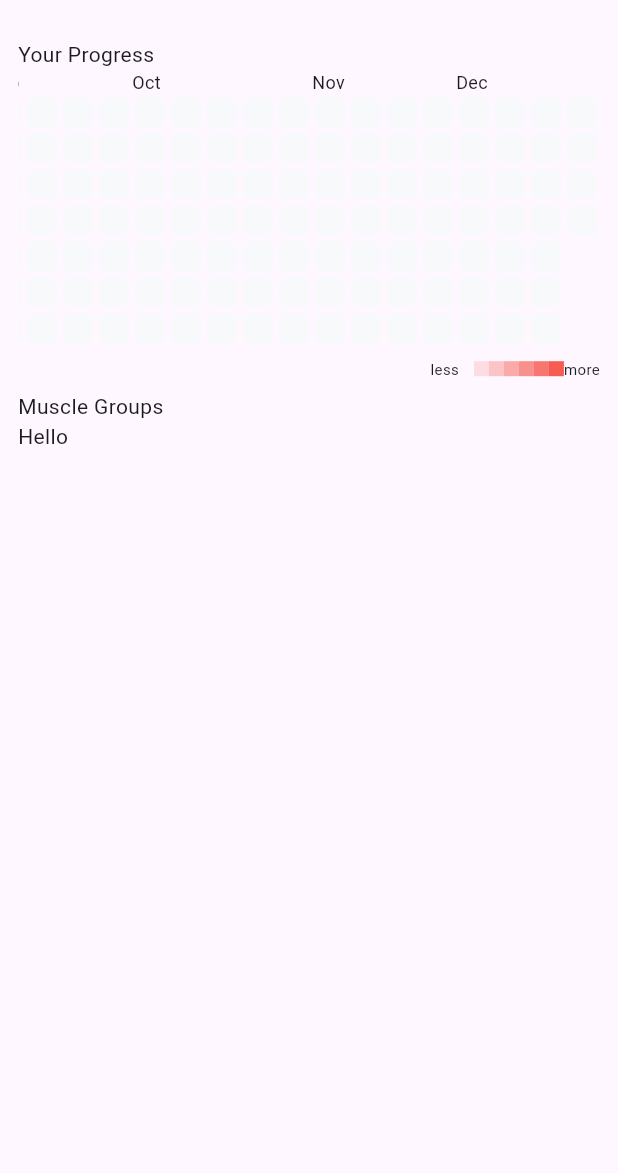
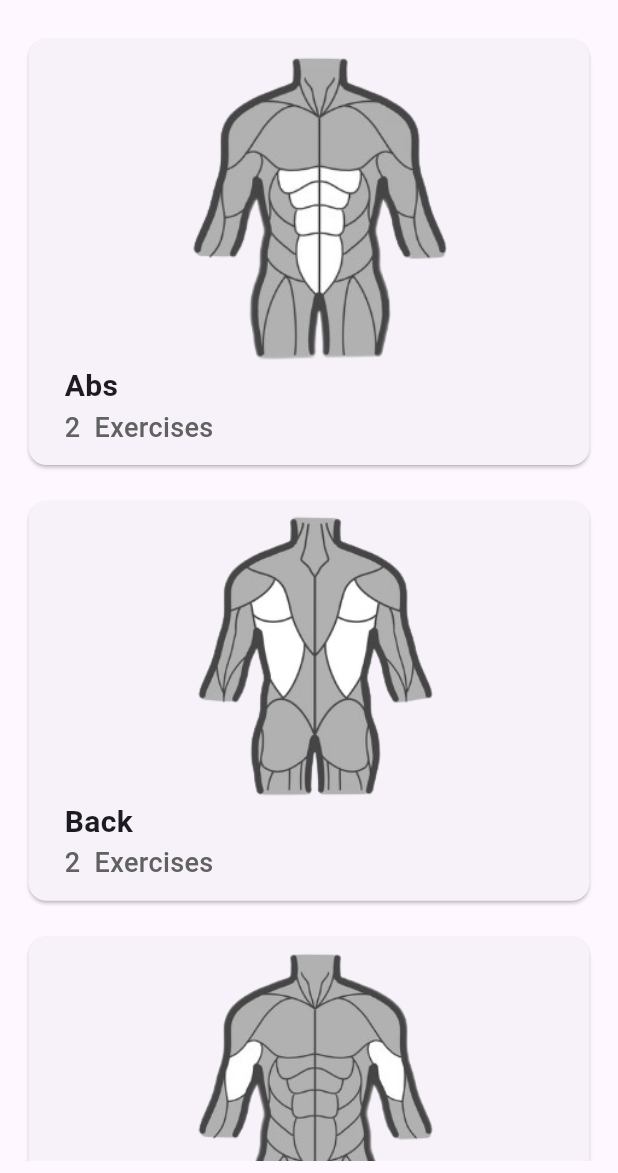
Before and after one commit to Muckesh/flex_it, a Flutter app: the screen it shows after launch, on a phone screen of 412 x 824 dp, the part 63-1236 px from its top. Run offline on Flutter 3.47's test engine with Material 3 defaults, Android fonts, the phone set to English and light mode, and no system bars; drawn by our look-alikes of flutter_heatmap_calendar.

Commit message:
Home Page

```diff
--- /dev/null
+++ b/lib/components/workout_card.dart
@@ -0,0 +1,55 @@
+import 'package:flutter/material.dart';
+
+class WorkoutCard extends StatelessWidget {
+  final String img;
+  final String workout;
+  final int noOfExercises;
+
+  const WorkoutCard({
+    required this.img,
+    required this.noOfExercises,
+    required this.workout,
+    super.key,
+  });
+
+  @override
+  Widget build(BuildContext context) {
+    return Padding(
+      padding: const EdgeInsets.only(bottom: 16.0),
+      child: Card(
+        // color: const Color(0xff242526),
+        child: Padding(
+          padding: const EdgeInsets.only(
+              top: 8.0, left: 8.0, right: 8.0, bottom: 12.0),
+          child: Column(
+            crossAxisAlignment: CrossAxisAlignment.start,
+            children: [
+              Image.asset(img),
+              Container(
+                padding: const EdgeInsets.only(left: 16.0),
+                child: Column(
+                  crossAxisAlignment: CrossAxisAlignment.start,
+                  children: [
+                    Text(
+                      workout,
+                      style: const TextStyle(
+                          fontSize: 20, fontWeight: FontWeight.bold),
+                    ),
+                    Text(
+                      "$noOfExercises  Exercises",
+                      style: TextStyle(
+                        color: Colors.grey.shade700,
+                        fontSize: 18,
+                        fontWeight: FontWeight.w500,
+                      ),
+                    ),
+                  ],
+                ),
+              )
+            ],
+          ),
+        ),
+      ),
+    );
+  }
+}
--- /dev/null
+++ b/lib/data/workout_data.dart
@@ -0,0 +1,214 @@
+import 'package:flex_it/models/exercise.dart';
+import 'package:flex_it/models/workout.dart';
+import 'package:flutter/material.dart';
+
+class WorkoutData extends ChangeNotifier {
+  // list of workouts
+
+  List<Workout> workoutList = [
+    Workout(
+      name: "Abs",
+      img: "assets/images/abs.png",
+      exercises: [
+        Exercise(
+          name: "Crunches",
+          sets: "3",
+          reps: "10",
+        ),
+        Exercise(
+          name: "Russian Twists",
+          sets: "3",
+          reps: "12",
+        ),
+      ],
+    ),
+    Workout(
+      name: "Back",
+      img: "assets/images/back.png",
+      exercises: [
+        Exercise(
+          name: "Diamond Pushups",
+          sets: "3",
+          reps: "12",
+        ),
+        Exercise(
+          name: "Wide Pushups",
+          sets: "3",
+          reps: "12",
+        ),
+      ],
+    ),
+    Workout(
+      name: "Biceps",
+      img: "assets/images/biceps.png",
+      exercises: [],
+    ),
+    Workout(
+      name: "Glutes",
+      img: "assets/images/glutes.png",
+      exercises: [
+        Exercise(
+          name: "Diamond Pushups",
+          sets: "3",
+          reps: "12",
+        ),
+        Exercise(
+          name: "Wide Pushups",
+          sets: "3",
+          reps: "12",
+        ),
+      ],
+    ),
+    Workout(
+      name: "Hamstrings",
+      img: "assets/images/hamstrings.png",
+      exercises: [
+        Exercise(
+          name: "Diamond Pushups",
+          sets: "3",
+          reps: "12",
+        ),
+        Exercise(
+          name: "Wide Pushups",
+          sets: "3",
+          reps: "12",
+        ),
+      ],
+    ),
+    Workout(
+      name: "Lower Back",
+      img: "assets/images/lower_back.png",
+      exercises: [
+        Exercise(
+          name: "Diamond Pushups",
+          sets: "3",
+          reps: "12",
+        ),
+        Exercise(
+          name: "Wide Pushups",
+          sets: "3",
+          reps: "12",
+        ),
+      ],
+    ),
+    Workout(
+      name: "Quadriceps",
+      img: "assets/images/quadriceps.png",
+      exercises: [
+        Exercise(
+          name: "Diamond Pushups",
+          sets: "3",
+          reps: "12",
+        ),
+        Exercise(
+          name: "Wide Pushups",
+          sets: "3",
+          reps: "12",
+        ),
+      ],
+    ),
+    Workout(
+      name: "Shoulders",
+      img: "assets/images/shoulders.png",
+      exercises: [
+        Exercise(
+          name: "Diamond Pushups",
+          sets: "3",
+          reps: "12",
+        ),
+        Exercise(
+          name: "Wide Pushups",
+          sets: "3",
+          reps: "12",
+        ),
+      ],
+    ),
+    Workout(
+      name: "Triceps",
+      img: "assets/images/triceps.png",
+      exercises: [
+        Exercise(
+          name: "Diamond Pushups",
+          sets: "3",
+          reps: "12",
+        ),
+        Exercise(
+          name: "Wide Pushups",
+          sets: "3",
+          reps: "12",
+        ),
+      ],
+    ),
+    Workout(
+      name: "Chest",
+      img: "assets/images/chest.png",
+      exercises: [
+        Exercise(
+          name: "Diamond Pushups",
+          sets: "3",
+          reps: "12",
+        ),
+        Exercise(
+          name: "Wide Pushups",
+          sets: "3",
+          reps: "12",
+        ),
+      ],
+    ),
+  ];
+
+  // get list of workouts
+  List<Workout> getWorkoutList() {
+    return workoutList;
+  }
+
+  // get length of a given workout
+  int numberOfExercisesInWorkout(String workoutName) {
+    Workout relevantWorkout = getRelevantWorkout(workoutName);
+    return relevantWorkout.exercises.length;
+  }
+
+  // add a workout
+  void addWorkout(String name, String img) {
+    workoutList.add(Workout(name: name, img: img, exercises: []));
+    notifyListeners();
+  }
+
+  // add a new exercise to a workout
+  void addExercise(
+      String workoutName, String exerciseName, String sets, String reps) {
+    // fetching the correct workout
+    Workout relevantWorkout = getRelevantWorkout(workoutName);
+    relevantWorkout.exercises
+        .add(Exercise(name: exerciseName, reps: reps, sets: sets));
+    notifyListeners();
+  }
+
+  // check off exercise
+  void checkOffExercise(String workoutName, String exerciseName) {
+    // fetch correct workout and exercise
+    Exercise relevantExercise = getRelevantExercise(workoutName, exerciseName);
+
+    // checking off boolean to indicate completion status
+    relevantExercise.isCompleted = !relevantExercise.isCompleted;
+
+    notifyListeners();
+  }
+
+  // return relevant workout object from a given workout name
+  Workout getRelevantWorkout(String workoutName) {
+    Workout relevantWorkout =
+        workoutList.firstWhere((workout) => workout.name == workoutName);
+    return relevantWorkout;
+  }
+
+  // return relevant workout object from a given workout name and exercise name
+  Exercise getRelevantExercise(String workoutName, String exerciseName) {
+    // find relevant workout
+    Workout relevantWorkout = getRelevantWorkout(workoutName);
+    // find relevant exercise
+    Exercise relevantExercise = relevantWorkout.exercises
+        .firstWhere((exercise) => exercise.name == exerciseName);
+    return relevantExercise;
+  }
+}
--- a/lib/main.dart
+++ b/lib/main.dart
@@ -1,5 +1,7 @@
+import 'package:flex_it/data/workout_data.dart';
 import 'package:flex_it/pages/home_page.dart';
 import 'package:flutter/material.dart';
+import 'package:provider/provider.dart';
 
 void main() {
   runApp(const MyApp());
@@ -11,28 +13,12 @@ class MyApp extends StatelessWidget {
   // This widget is the root of your application.
   @override
   Widget build(BuildContext context) {
-    return const MaterialApp(
-      title: 'Flutter Demo',
-      // theme: ThemeData(
-      //   // This is the theme of your application.
-      //   //
-      //   // TRY THIS: Try running your application with "flutter run". You'll see
-      //   // the application has a purple toolbar. Then, without quitting the app,
-      //   // try changing the seedColor in the colorScheme below to Colors.green
-      //   // and then invoke "hot reload" (save your changes or press the "hot
-      //   // reload" button in a Flutter-supported IDE, or press "r" if you used
-      //   // the command line to start the app).
-      //   //
-      //   // Notice that the counter didn't reset back to zero; the application
-      //   // state is not lost during the reload. To reset the state, use hot
-      //   // restart instead.
-      //   //
-      //   // This works for code too, not just values: Most code changes can be
-      //   // tested with just a hot reload.
-      //   colorScheme: ColorScheme.fromSeed(seedColor: Colors.deepPurple),
-      //   useMaterial3: true,
-      // ),
-      home: HomePage(),
+    return ChangeNotifierProvider(
+      create: (context) => WorkoutData(),
+      child: const MaterialApp(
+        debugShowCheckedModeBanner: false,
+        home: HomePage(),
+      ),
     );
   }
 }
--- /dev/null
+++ b/lib/models/exercise.dart
@@ -0,0 +1,12 @@
+class Exercise {
+  final String name;
+  final String reps;
+  final String sets;
+  bool isCompleted;
+  Exercise({
+    required this.name,
+    required this.reps,
+    required this.sets,
+    this.isCompleted = false,
+  });
+}
--- /dev/null
+++ b/lib/models/workout.dart
@@ -0,0 +1,12 @@
+import 'package:flex_it/models/exercise.dart';
+
+class Workout {
+  final String name;
+  final String img;
+  final List<Exercise> exercises;
+  Workout({
+    required this.name,
+    required this.img,
+    required this.exercises,
+  });
+}
--- a/lib/pages/home_page.dart
+++ b/lib/pages/home_page.dart
@@ -1,6 +1,9 @@
 import 'package:flex_it/components/custom_heat_map.dart';
+import 'package:flex_it/components/workout_card.dart';
+import 'package:flex_it/data/workout_data.dart';
 import 'package:flutter/material.dart';
 import 'package:flutter_heatmap_calendar/flutter_heatmap_calendar.dart';
+import 'package:provider/provider.dart';
 
 class HomePage extends StatefulWidget {
   const HomePage({super.key});
@@ -12,29 +15,22 @@ class HomePage extends StatefulWidget {
 class _HomePageState extends State<HomePage> {
   @override
   Widget build(BuildContext context) {
-    return Scaffold(
+    return Consumer<WorkoutData>(
+      builder: (context, value, child) => Scaffold(
         appBar: AppBar(
           title: const Text("F L E X I T"),
           centerTitle: true,
         ),
         body: Padding(
-        padding: const EdgeInsets.all(12.0),
-        child: ListView(
-          physics: const BouncingScrollPhysics(
-            parent: AlwaysScrollableScrollPhysics(),
+          padding: const EdgeInsets.symmetric(vertical: 8.0, horizontal: 15.0),
+          child: ListView.builder(
+            itemCount: value.getWorkoutList().length,
+            itemBuilder: (context, index) => WorkoutCard(
+              img: value.getWorkoutList()[index].img,
+              noOfExercises: value.getWorkoutList()[index].exercises.length,
+              workout: value.getWorkoutList()[index].name,
             ),
-          children: [
-            // Your Progress
-            const Text("Your Progress"),
-            // Heat Map
-            CustomHeatMap(),
-            // Muscle Groups
-            const Text('Muscle Groups'),
-            // Muscle groups list
-            Container(
-              child: Text("Hello"),
           ),
-          ],
         ),
       ),
     );
--- a/pubspec.yaml
+++ b/pubspec.yaml
@@ -35,6 +35,7 @@ dependencies:
   # Use with the CupertinoIcons class for iOS style icons.
   cupertino_icons: ^1.0.2
   flutter_heatmap_calendar: ^1.0.5
+  provider:
 
 dev_dependencies:
   flutter_test:
@@ -58,8 +59,8 @@ flutter:
   uses-material-design: true
 
   # To add assets to your application, add an assets section, like this:
-  # assets:
-  #   - images/a_dot_burr.jpeg
+  assets:
+    - assets/images/
   #   - images/a_dot_ham.jpeg
 
   # An image asset can refer to one or more resolution-specific "variants", see
```
Also changed, not shown: assets/images/abs.png (added), assets/images/back.png (added), assets/images/biceps.png (added), assets/images/chest.png (added), assets/images/glutes.png (added), assets/images/hamstrings.png (added), assets/images/lower_back.png (added), assets/images/quadriceps.png (added), assets/images/shoulders.png (added), assets/images/triceps.png (added), pubspec.lock. Lines whose indentation alone changed are shown as unchanged.
